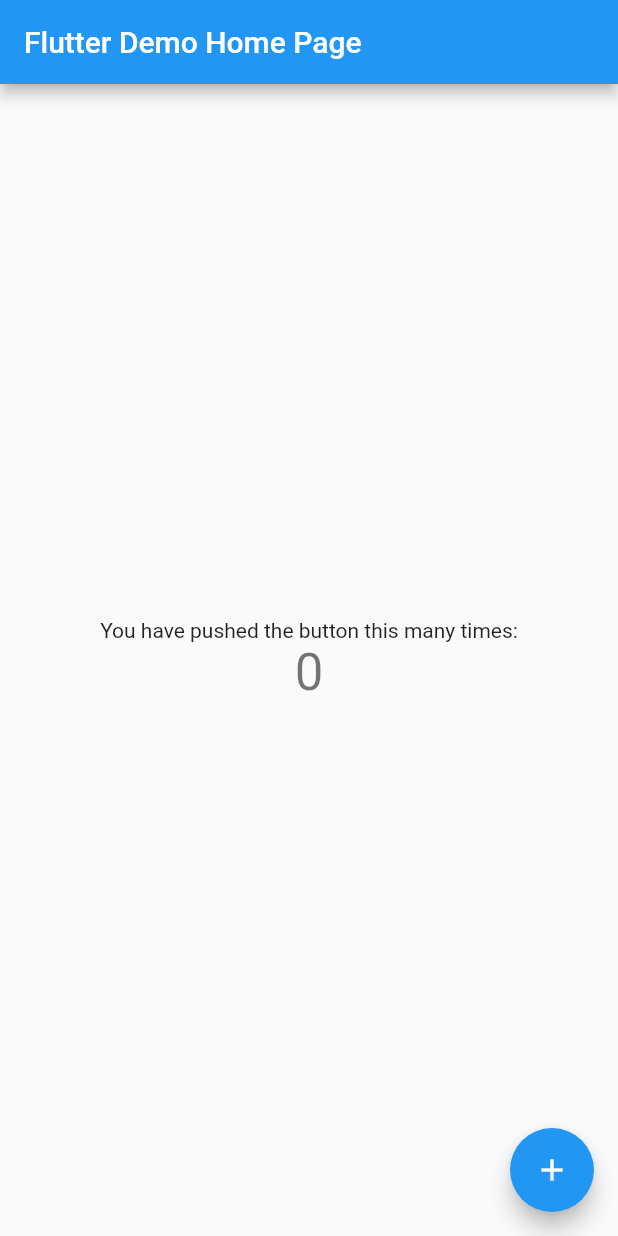
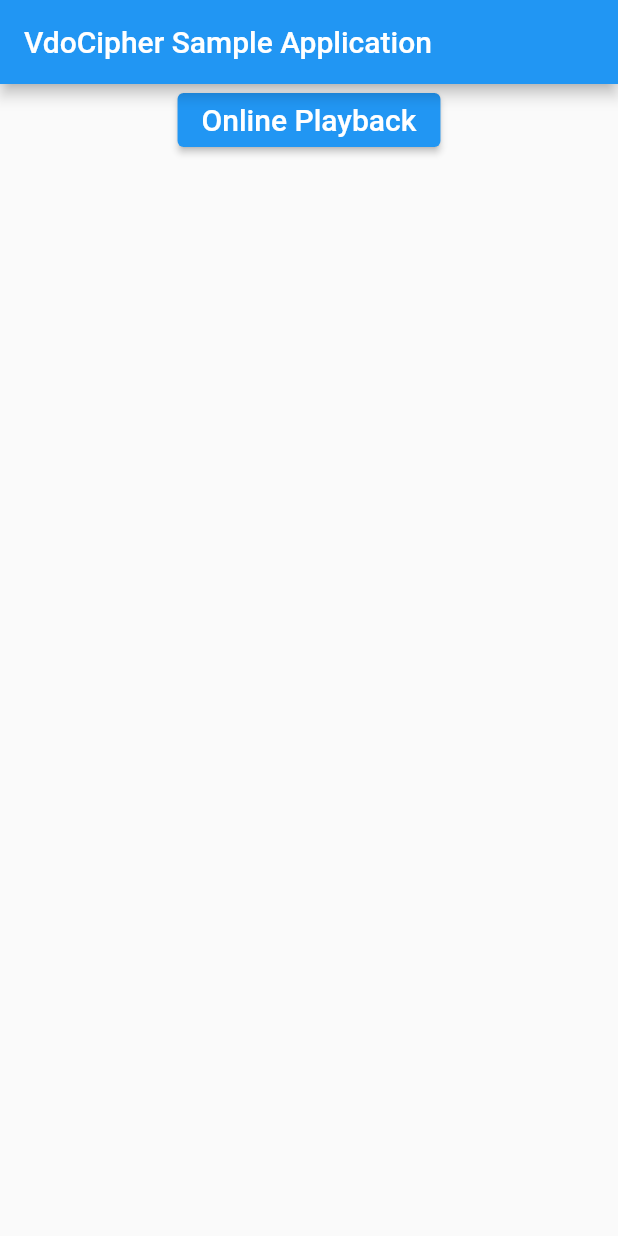
Before and after one commit to VdoCipher/sample_flutter_app, a Flutter app: the screen it shows after launch, on a phone screen of 412 x 824 dp. Run offline on Flutter 3.47's test engine with Material 2 defaults, Android fonts, the phone set to English and light mode, and no system bars; missing offline and left inert: vdocipher_flutter.

Commit message:
add vdocipher plugin integration and samples

```diff
--- a/lib/main.dart
+++ b/lib/main.dart
@@ -1,4 +1,6 @@
 import 'package:flutter/material.dart';
+
+import 'vdoplayback_view.dart';
 
 void main() {
   runApp(MyApp());
@@ -9,35 +11,17 @@
   @override
   Widget build(BuildContext context) {
     return MaterialApp(
-      title: 'Flutter Demo',
+      title: 'VdoCipher Sample Application',
       theme: ThemeData(
-        // This is the theme of your application.
-        //
-        // Try running your application with "flutter run". You'll see the
-        // application has a blue toolbar. Then, without quitting the app, try
-        // changing the primarySwatch below to Colors.green and then invoke
-        // "hot reload" (press "r" in the console where you ran "flutter run",
-        // or simply save your changes to "hot reload" in a Flutter IDE).
-        // Notice that the counter didn't reset back to zero; the application
-        // is not restarted.
         primarySwatch: Colors.blue,
       ),
-      home: MyHomePage(title: 'Flutter Demo Home Page'),
+      home: MyHomePage(title: 'VdoCipher Sample Application'),
     );
   }
 }
 
 class MyHomePage extends StatefulWidget {
   MyHomePage({Key key, this.title}) : super(key: key);
-
-  // This widget is the home page of your application. It is stateful, meaning
-  // that it has a State object (defined below) that contains fields that affect
-  // how it looks.
-
-  // This class is the configuration for the state. It holds the values (in this
-  // case the title) provided by the parent (in this case the App widget) and
-  // used by the build method of the State. Fields in a Widget subclass are
-  // always marked "final".
 
   final String title;
 
@@ -46,68 +30,37 @@
 }
 
 class _MyHomePageState extends State<MyHomePage> {
-  int _counter = 0;
-
-  void _incrementCounter() {
-    setState(() {
-      // This call to setState tells the Flutter framework that something has
-      // changed in this State, which causes it to rerun the build method below
-      // so that the display can reflect the updated values. If we changed
-      // _counter without calling setState(), then the build method would not be
-      // called again, and so nothing would appear to happen.
-      _counter++;
-    });
-  }
 
   @override
   Widget build(BuildContext context) {
-    // This method is rerun every time setState is called, for instance as done
-    // by the _incrementCounter method above.
-    //
-    // The Flutter framework has been optimized to make rerunning build methods
-    // fast, so that you can just rebuild anything that needs updating rather
-    // than having to individually change instances of widgets.
     return Scaffold(
       appBar: AppBar(
-        // Here we take the value from the MyHomePage object that was created by
-        // the App.build method, and use it to set our appbar title.
         title: Text(widget.title),
       ),
-      body: Center(
-        // Center is a layout widget. It takes a single child and positions it
-        // in the middle of the parent.
-        child: Column(
-          // Column is also a layout widget. It takes a list of children and
-          // arranges them vertically. By default, it sizes itself to fit its
-          // children horizontally, and tries to be as tall as its parent.
-          //
-          // Invoke "debug painting" (press "p" in the console, choose the
-          // "Toggle Debug Paint" action from the Flutter Inspector in Android
-          // Studio, or the "Toggle Debug Paint" command in Visual Studio Code)
-          // to see the wireframe for each widget.
-          //
-          // Column has various properties to control how it sizes itself and
-          // how it positions its children. Here we use mainAxisAlignment to
-          // center the children vertically; the main axis here is the vertical
-          // axis because Columns are vertical (the cross axis would be
-          // horizontal).
-          mainAxisAlignment: MainAxisAlignment.center,
-          children: <Widget>[
-            Text(
-              'You have pushed the button this many times:',
-            ),
-            Text(
-              '$_counter',
-              style: Theme.of(context).textTheme.headline4,
-            ),
-          ],
-        ),
+      body: Center(child: Column(
+        children: <Widget>[
+          Expanded(child: Column(
+            crossAxisAlignment: CrossAxisAlignment.center,
+              children: <Widget>[
+                ElevatedButton(
+                  onPressed: _goToVideoPlayback,
+                  child: const Text('Online Playback',
+                    style: TextStyle(fontSize: 20)),
+                )
+              ]
+          )),
+        ],
+      ))
+    );
+  }
+
+  void _goToVideoPlayback() {
+    Navigator.of(context).push(
+      MaterialPageRoute<void>(
+        builder: (BuildContext context) {
+          return VdoPlaybackView();
+        },
       ),
-      floatingActionButton: FloatingActionButton(
-        onPressed: _incrementCounter,
-        tooltip: 'Increment',
-        child: Icon(Icons.add),
-      ), // This trailing comma makes auto-formatting nicer for build methods.
     );
   }
 }
--- /dev/null
+++ b/lib/samples.dart
@@ -0,0 +1,14 @@
+import 'package:vdocipher_flutter/vdocipher_flutter.dart';
+
+const EmbedInfo SAMPLE_1 = EmbedInfo.streaming(
+    otp: '20160313versASE313BlEe9YKEaDuju5J0XcX2Z03Hrvm5rzKScvuyojMSBZBxfZ',
+    playbackInfo: 'eyJ2aWRlb0lkIjoiM2YyOWI1NDM0YTVjNjE1Y2RhMThiMTZhNjIzMmZkNzUifQ==',
+    embedInfoOptions: EmbedInfoOptions(
+        autoplay: true
+    )
+);
+
+const EmbedInfo SAMPLE_2 = EmbedInfo.streaming(
+    otp: '20160313versASE313CBS0f0mkwrNqTswuCYx7Lo41GpQ3r06wbx2WgOUASrQIgH',
+    playbackInfo: 'eyJ2aWRlb0lkIjoiYTllYWUwOTZjZDg4NGRiYmEzNTE1M2VlNDJhNTA0YTgifQ=='
+);
--- a/pubspec.yaml
+++ b/pubspec.yaml
@@ -28,6 +28,7 @@
   # The following adds the Cupertino Icons font to your application.
   # Use with the CupertinoIcons class for iOS style icons.
   cupertino_icons: ^1.0.2
+  vdocipher_flutter: ^1.0.0-alpha.1
 
 dev_dependencies:
   flutter_test:
```
Also changed, not shown: lib/vdoplayback_view.dart (added, +61 -0 lines), pubspec.lock, 2 other files.
